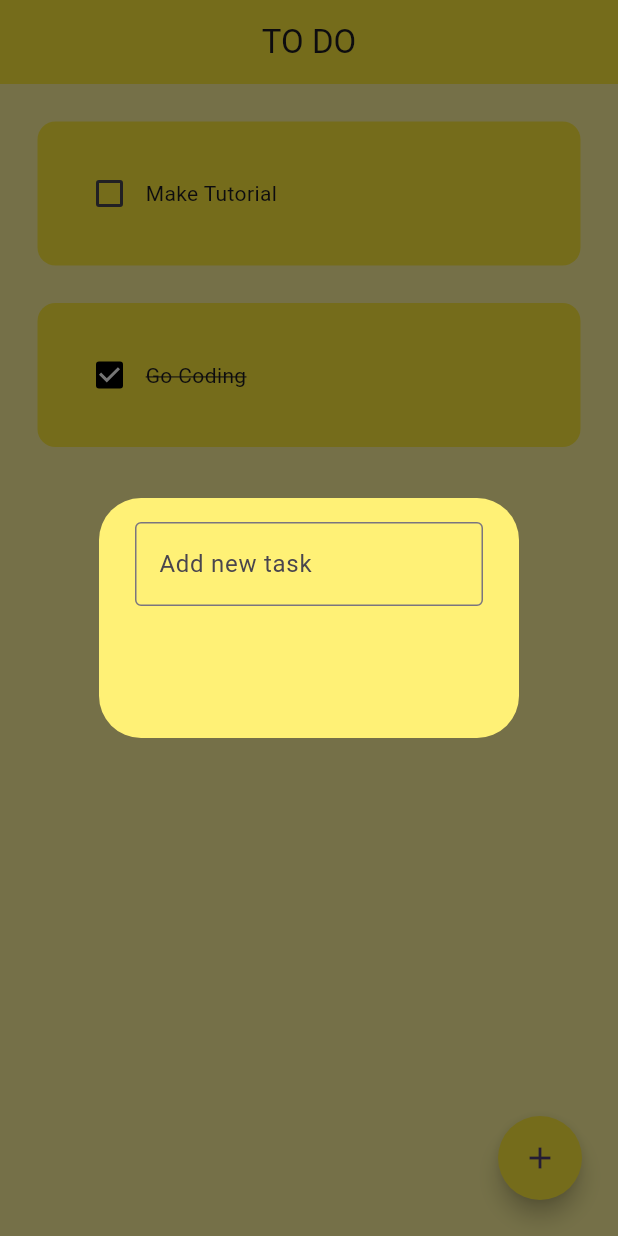
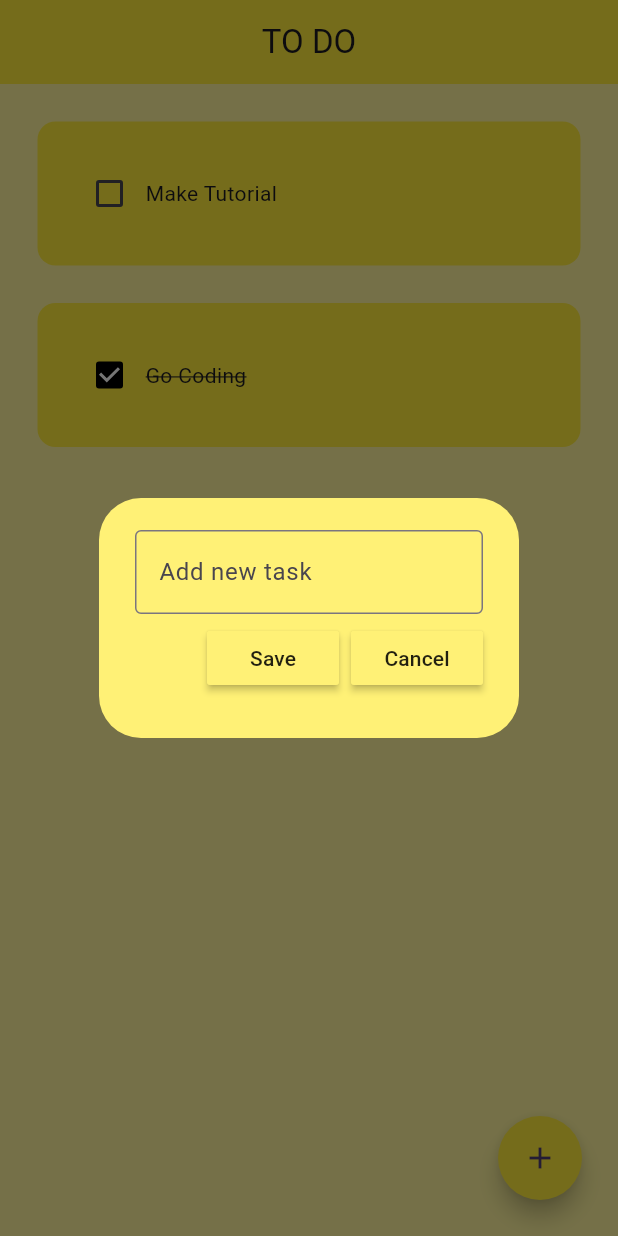
Before and after one commit to abdurashidovvv/flutter-todo, a Flutter app: the screen it shows after launch, after a tap on the "add" icon, on a phone screen of 412 x 824 dp. Run offline on Flutter 3.47's test engine with Material 3 defaults, Android fonts, the phone set to English and light mode, and no system bars.

Commit message:
Dialog Box 01:36:27

```diff
--- a/lib/utils/dialog_box.dart
+++ b/lib/utils/dialog_box.dart
@@ -1,7 +1,9 @@
 import 'package:flutter/material.dart';
+import 'package:todo/utils/my_button.dart';
 
 class DialogBox extends StatelessWidget {
-  const DialogBox({super.key});
+  final controller;
+  const DialogBox({super.key, required this.controller});
 
   @override
   Widget build(BuildContext context) {
@@ -9,17 +11,29 @@ class DialogBox extends StatelessWidget {
       backgroundColor: Colors.yellow[300],
       content: Container(
         height: 120,
-        child: const Column(
+        child: Column(
+          mainAxisAlignment: MainAxisAlignment.spaceEvenly,
           children: [
             TextField(
+              controller: controller,
               decoration: InputDecoration(
                 border: OutlineInputBorder(),
                 hintText: "Add new task",
               ),
             ),
             Row(
+              mainAxisAlignment: MainAxisAlignment.end,
+              crossAxisAlignment: CrossAxisAlignment.center,
               children: [
-
+                MyButton(
+                  text: "Save",
+                  onPressed: () {},
+                ),
+                const SizedBox(width: 8,),
+                MyButton(
+                  text: "Cancel",
+                  onPressed: () {},
+                )
               ],
             )
           ],
--- a/lib/utils/my_button.dart
+++ b/lib/utils/my_button.dart
@@ -14,7 +14,7 @@ class MyButton extends StatelessWidget {
   Widget build(BuildContext context) {
     return MaterialButton(
       onPressed: onPressed,
-      color: Theme.of(context).primaryColor,
+      color: Colors.yellow[300],
       child: Text(text),
     );
   }
```
